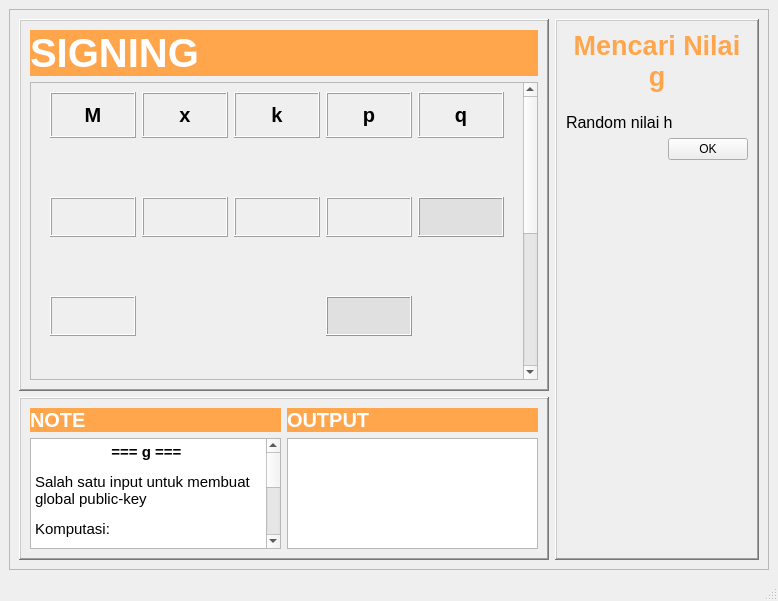
This is Kelima.ui in Rufaidah/Visualization-of-the-Digital-Signature-Process as Qt 5 draws it before an edit. The edited form follows.
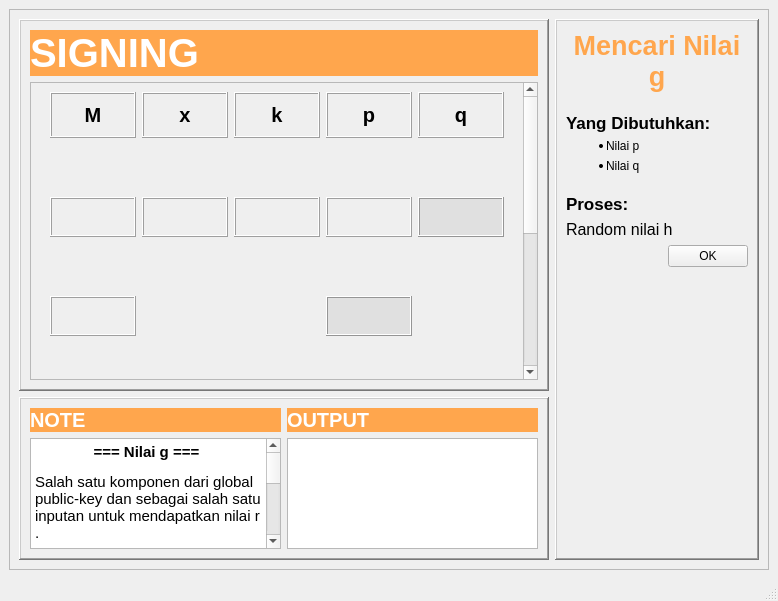
This is the edited form.

```diff
--- a/Kelima.ui
+++ b/Kelima.ui
@@ -1909,11 +1909,11 @@
 &lt;html&gt;&lt;head&gt;&lt;meta name=&quot;qrichtext&quot; content=&quot;1&quot; /&gt;&lt;style type=&quot;text/css&quot;&gt;
 p, li { white-space: pre-wrap; }
 &lt;/style&gt;&lt;/head&gt;&lt;body style=&quot; font-family:'Ubuntu'; font-size:11pt; font-weight:400; font-style:normal;&quot;&gt;
-&lt;p align=&quot;center&quot; style=&quot; margin-top:12px; margin-bottom:12px; margin-left:0px; margin-right:0px; -qt-block-indent:0; text-indent:0px;&quot;&gt;&lt;span style=&quot; font-weight:600;&quot;&gt;=== g === &lt;/span&gt;&lt;/p&gt;
-&lt;p style=&quot; margin-top:12px; margin-bottom:12px; margin-left:0px; margin-right:0px; -qt-block-indent:0; text-indent:0px;&quot;&gt;Salah satu input untuk membuat global public-key&lt;/p&gt;
+&lt;p align=&quot;center&quot; style=&quot; margin-top:12px; margin-bottom:12px; margin-left:0px; margin-right:0px; -qt-block-indent:0; text-indent:0px;&quot;&gt;&lt;span style=&quot; font-weight:600;&quot;&gt;=== Nilai g === &lt;/span&gt;&lt;/p&gt;
+&lt;p style=&quot; margin-top:12px; margin-bottom:12px; margin-left:0px; margin-right:0px; -qt-block-indent:0; text-indent:0px;&quot;&gt;Salah satu komponen dari global public-key dan sebagai salah satu inputan untuk mendapatkan nilai r .&lt;/p&gt;
 &lt;p style=&quot; margin-top:12px; margin-bottom:12px; margin-left:0px; margin-right:0px; -qt-block-indent:0; text-indent:0px;&quot;&gt;Komputasi:&lt;span style=&quot; font-weight:600;&quot;&gt;  &lt;/span&gt;&lt;/p&gt;
 &lt;p style=&quot; margin-top:12px; margin-bottom:12px; margin-left:0px; margin-right:0px; -qt-block-indent:0; text-indent:0px;&quot;&gt;&lt;span style=&quot; font-weight:600;&quot;&gt;g = h^((p-1)/q) mod p  | g &amp;gt; 1&lt;/span&gt;&lt;/p&gt;
-&lt;p align=&quot;center&quot; style=&quot; margin-top:12px; margin-bottom:12px; margin-left:0px; margin-right:0px; -qt-block-indent:0; text-indent:0px;&quot;&gt;&lt;span style=&quot; font-weight:600;&quot;&gt;=== h === &lt;/span&gt;&lt;/p&gt;
+&lt;p align=&quot;center&quot; style=&quot; margin-top:12px; margin-bottom:12px; margin-left:0px; margin-right:0px; -qt-block-indent:0; text-indent:0px;&quot;&gt;&lt;span style=&quot; font-weight:600;&quot;&gt;=== Nilai h === &lt;/span&gt;&lt;/p&gt;
 &lt;p style=&quot; margin-top:12px; margin-bottom:12px; margin-left:0px; margin-right:0px; -qt-block-indent:0; text-indent:0px;&quot;&gt;Input untuk mencari nilai g&lt;/p&gt;
 &lt;p style=&quot; margin-top:12px; margin-bottom:12px; margin-left:0px; margin-right:0px; -qt-block-indent:0; text-indent:0px;&quot;&gt;Komputasi:&lt;span style=&quot; font-weight:600;&quot;&gt; &lt;/span&gt;&lt;/p&gt;
 &lt;p style=&quot; margin-top:12px; margin-bottom:12px; margin-left:0px; margin-right:0px; -qt-block-indent:0; text-indent:0px;&quot;&gt;&lt;span style=&quot; font-weight:600;&quot;&gt;1 &amp;lt; h &amp;lt; (p - 1) &lt;/span&gt;&lt;/p&gt;&lt;/body&gt;&lt;/html&gt;</string>
@@ -2002,11 +2002,66 @@
                 </property>
                </widget>
               </item>
+              <item>
+               <layout class="QVBoxLayout" name="verticalLayout_8">
+                <property name="leftMargin">
+                 <number>0</number>
+                </property>
+                <property name="topMargin">
+                 <number>15</number>
+                </property>
+                <property name="rightMargin">
+                 <number>0</number>
+                </property>
+                <item>
+                 <widget class="QLabel" name="label_13">
+                  <property name="font">
+                   <font>
+                    <pointsize>13</pointsize>
+                    <weight>75</weight>
+                    <bold>true</bold>
+                   </font>
+                  </property>
+                  <property name="text">
+                   <string>Yang Dibutuhkan:</string>
+                  </property>
+                 </widget>
+                </item>
+                <item>
+                 <widget class="QLabel" name="label">
+                  <property name="text">
+                   <string>&lt;html&gt;&lt;head/&gt;&lt;body&gt;&lt;ul style=&quot;margin-top: 0px; margin-bottom: 0px; margin-left: 0px; margin-right: 0px; -qt-list-indent: 1;&quot;&gt;&lt;li style=&quot; margin-top:12px; margin-bottom:12px; margin-left:0px; margin-right:0px; -qt-block-indent:0; text-indent:0px;&quot;&gt;Nilai p&lt;/li&gt;&lt;/ul&gt;&lt;/body&gt;&lt;/html&gt;</string>
+                  </property>
+                 </widget>
+                </item>
+                <item>
+                 <widget class="QLabel" name="label_14">
+                  <property name="text">
+                   <string>&lt;html&gt;&lt;head/&gt;&lt;body&gt;&lt;ul style=&quot;margin-top: 0px; margin-bottom: 0px; margin-left: 0px; margin-right: 0px; -qt-list-indent: 1;&quot;&gt;&lt;li style=&quot; margin-top:12px; margin-bottom:12px; margin-left:0px; margin-right:0px; -qt-block-indent:0; text-indent:0px;&quot;&gt;Nilai q&lt;/li&gt;&lt;/ul&gt;&lt;/body&gt;&lt;/html&gt;</string>
+                  </property>
+                 </widget>
+                </item>
+               </layout>
+              </item>
               <item>
                <layout class="QVBoxLayout" name="verticalLayout_6">
                 <property name="topMargin">
                  <number>15</number>
                 </property>
+                <item>
+                 <widget class="QLabel" name="label_15">
+                  <property name="font">
+                   <font>
+                    <pointsize>13</pointsize>
+                    <weight>75</weight>
+                    <bold>true</bold>
+                   </font>
+                  </property>
+                  <property name="text">
+                   <string>Proses:</string>
+                  </property>
+                 </widget>
+                </item>
                 <item>
                  <widget class="QLabel" name="label_5">
                   <property name="font">
```
